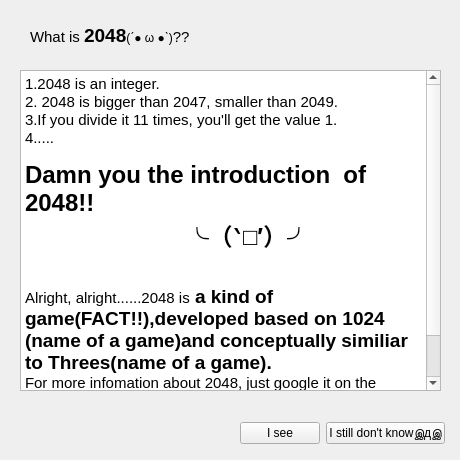
First picture: the form in whatis2048.ui, repository F74036344/2048, before the edit.
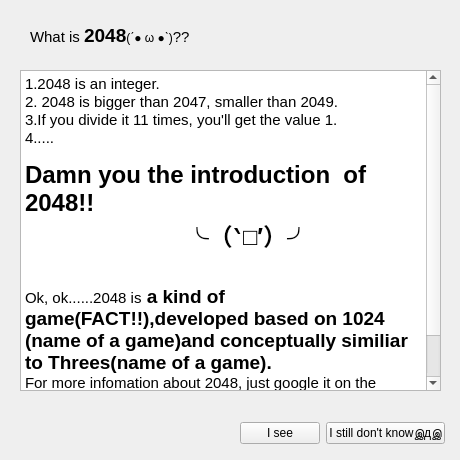
Second picture: the form after the edit.

```diff
--- a/whatis2048.ui
+++ b/whatis2048.ui
@@ -35,7 +35,7 @@
 &lt;p style=&quot; margin-top:0px; margin-bottom:0px; margin-left:0px; margin-right:0px; -qt-block-indent:0; text-indent:0px;&quot;&gt;&lt;span style=&quot; font-size:18pt; font-weight:600;&quot;&gt;Damn you the introduction  of 2048!!&lt;/span&gt;&lt;/p&gt;
 &lt;p style=&quot; margin-top:0px; margin-bottom:0px; margin-left:0px; margin-right:0px; -qt-block-indent:0; text-indent:0px;&quot;&gt;&lt;span style=&quot; font-size:18pt; font-weight:600;&quot;&gt;		╰（‵□′）╯&lt;/span&gt;&lt;/p&gt;
 &lt;p style=&quot;-qt-paragraph-type:empty; margin-top:0px; margin-bottom:0px; margin-left:0px; margin-right:0px; -qt-block-indent:0; text-indent:0px; font-size:18pt; font-weight:600;&quot;&gt;&lt;br /&gt;&lt;/p&gt;
-&lt;p style=&quot; margin-top:0px; margin-bottom:0px; margin-left:0px; margin-right:0px; -qt-block-indent:0; text-indent:0px;&quot;&gt;&lt;span style=&quot; font-size:11pt;&quot;&gt;Alright, alright......2048 is&lt;/span&gt;&lt;span style=&quot; font-size:14pt; font-weight:600;&quot;&gt; a kind of game(FACT!!),developed based on 1024 (name of a game)and conceptually similiar to Threes(name of a game).&lt;/span&gt;&lt;/p&gt;
+&lt;p style=&quot; margin-top:0px; margin-bottom:0px; margin-left:0px; margin-right:0px; -qt-block-indent:0; text-indent:0px;&quot;&gt;&lt;span style=&quot; font-size:11pt;&quot;&gt;Ok, ok......2048 is&lt;/span&gt;&lt;span style=&quot; font-size:14pt; font-weight:600;&quot;&gt; a kind of game(FACT!!),developed based on 1024 (name of a game)and conceptually similiar to Threes(name of a game).&lt;/span&gt;&lt;/p&gt;
 &lt;p style=&quot; margin-top:0px; margin-bottom:0px; margin-left:0px; margin-right:0px; -qt-block-indent:0; text-indent:0px;&quot;&gt;&lt;span style=&quot; font-size:11pt;&quot;&gt;For more infomation about 2048, just google it on the Internet~~&lt;/span&gt;&lt;/p&gt;
 &lt;p style=&quot; margin-top:0px; margin-bottom:0px; margin-left:0px; margin-right:0px; -qt-block-indent:0; text-indent:0px;&quot;&gt;&lt;span style=&quot; font-size:14pt;&quot;&gt;（～￣▽￣～）&lt;/span&gt;&lt;/p&gt;&lt;/body&gt;&lt;/html&gt;</string>
    </property>
```
